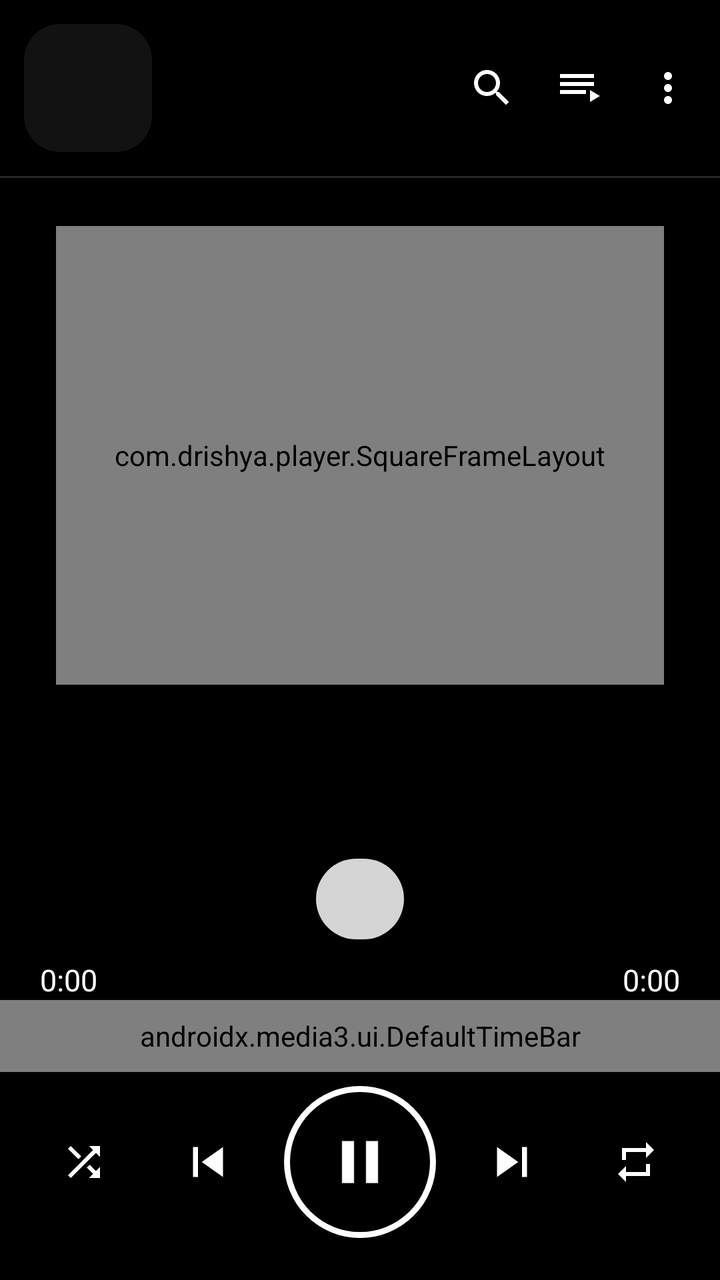
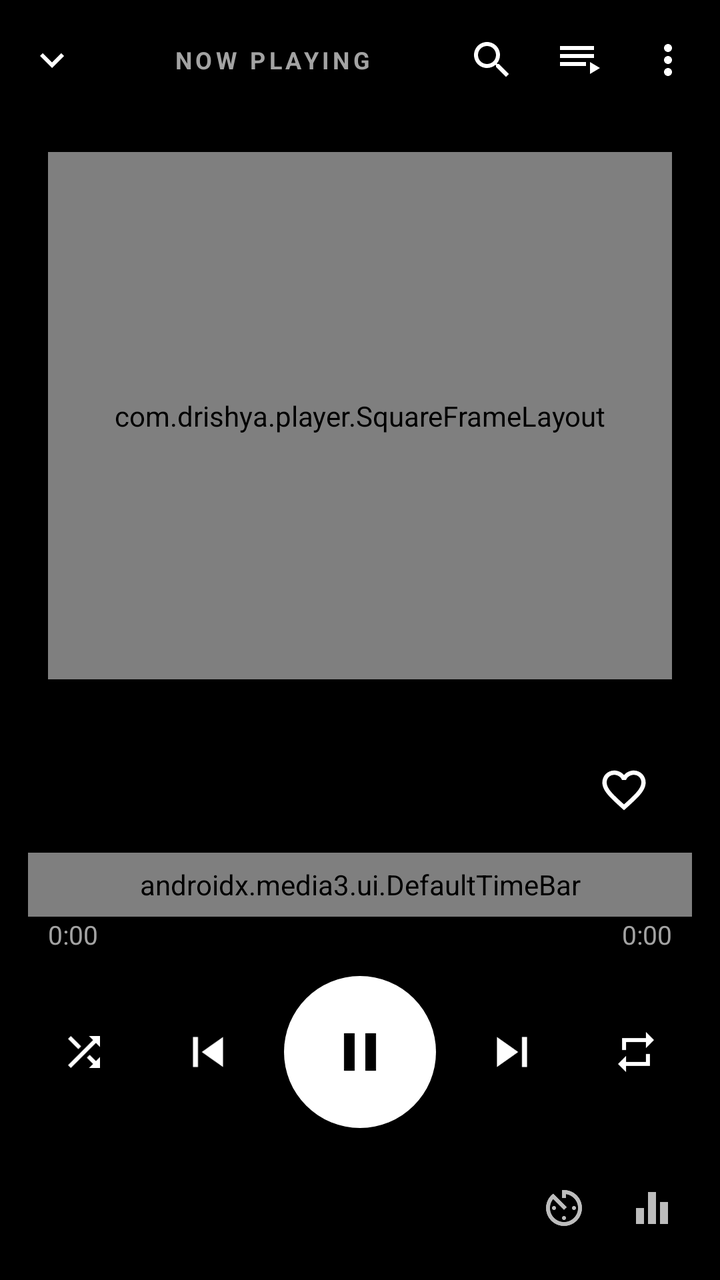

Screens rendered from an Android XML layout before and after an edit, with the pre-edit source and the edit as a unified diff.
<!-- AndroidManifest.xml: activity theme Theme.Flikk.Music -->
<!-- res/layout/activity_music.xml -->
<?xml version="1.0" encoding="utf-8"?>
<FrameLayout xmlns:android="http://schemas.android.com/apk/res/android"
    xmlns:app="http://schemas.android.com/apk/res-auto"
    android:layout_width="match_parent"
    android:layout_height="match_parent"
    android:background="#000000">

    
    <ImageView
        android:id="@+id/bg_art"
        android:layout_width="match_parent"
        android:layout_height="match_parent"
        android:contentDescription="@null"
        android:scaleType="centerCrop" />

    <View
        android:layout_width="match_parent"
        android:layout_height="match_parent"
        android:background="@drawable/music_scrim" />

    <LinearLayout
        android:id="@+id/music_root"
        android:layout_width="match_parent"
        android:layout_height="match_parent"
        android:orientation="vertical">

        
        <LinearLayout
            android:layout_width="match_parent"
            android:layout_height="wrap_content"
            android:background="#40000000"
            android:gravity="center_vertical"
            android:orientation="horizontal"
            android:paddingStart="12dp"
            android:paddingTop="12dp"
            android:paddingEnd="4dp"
            android:paddingBottom="12dp">

            <ImageView
                android:id="@+id/small_art"
                android:layout_width="64dp"
                android:layout_height="64dp"
                android:background="@drawable/bg_thumb"
                android:contentDescription="@null"
                android:scaleType="centerCrop" />

            <LinearLayout
                android:layout_width="0dp"
                android:layout_height="wrap_content"
                android:layout_marginStart="14dp"
                android:layout_weight="1"
                android:orientation="vertical">

                <TextView
                    android:id="@+id/m_title"
                    android:layout_width="match_parent"
                    android:layout_height="wrap_content"
                    android:ellipsize="marquee"
                    android:marqueeRepeatLimit="marquee_forever"
                    android:singleLine="true"
                    android:textColor="#FFFFFF"
                    android:textSize="18sp"
                    android:textStyle="bold" />

                <TextView
                    android:id="@+id/m_artist"
                    android:layout_width="match_parent"
                    android:layout_height="wrap_content"
                    android:layout_marginTop="2dp"
                    android:ellipsize="marquee"
                    android:marqueeRepeatLimit="marquee_forever"
                    android:singleLine="true"
                    android:textColor="#CFCFCF"
                    android:textSize="15sp" />
            </LinearLayout>

            <ImageButton
                android:id="@+id/m_search"
                style="@style/PlayerIcon"
                android:contentDescription="@string/search"
                android:src="@drawable/ic_search" />

            <ImageButton
                android:id="@+id/m_queue_btn"
                style="@style/PlayerIcon"
                android:contentDescription="@string/queue"
                android:src="@drawable/ic_queue" />

            <ImageButton
                android:id="@+id/m_more"
                style="@style/PlayerIcon"
                android:contentDescription="@string/more"
                android:src="@drawable/ic_more" />
        </LinearLayout>

        <View
            android:layout_width="match_parent"
            android:layout_height="1dp"
            android:background="#26FFFFFF" />

        <EditText
            android:id="@+id/m_search_box"
            android:layout_width="match_parent"
            android:layout_height="46dp"
            android:layout_marginHorizontal="16dp"
            android:layout_marginTop="10dp"
            android:background="@drawable/bg_card"
            android:hint="@string/search_songs"
            android:importantForAutofill="no"
            android:inputType="text"
            android:paddingHorizontal="16dp"
            android:textColor="#FFFFFF"
            android:textColorHint="#9A9A9A"
            android:visibility="gone" />

        <FrameLayout
            android:layout_width="match_parent"
            android:layout_height="0dp"
            android:layout_weight="1">

            
            <LinearLayout
                android:id="@+id/cover_box"
                android:layout_width="match_parent"
                android:layout_height="match_parent"
                android:gravity="center_horizontal"
                android:orientation="vertical"
                android:paddingHorizontal="28dp"
                android:paddingTop="24dp"
                android:paddingBottom="12dp">

                <com.drishya.player.SquareFrameLayout
                    android:id="@+id/vinyl_box"
                    android:layout_width="match_parent"
                    android:layout_height="0dp"
                    android:layout_gravity="center_horizontal"
                    android:layout_weight="1">

                    <ImageView
                        android:id="@+id/big_art"
                        android:layout_width="match_parent"
                        android:layout_height="match_parent"
                        android:background="@drawable/bg_art"
                        android:contentDescription="@null"
                        android:elevation="12dp"
                        android:scaleType="centerCrop" />

                    <ImageView
                        android:id="@+id/vinyl_rings"
                        android:layout_width="match_parent"
                        android:layout_height="match_parent"
                        android:contentDescription="@null"
                        android:elevation="12dp"
                        android:src="@drawable/bg_vinyl"
                        android:visibility="gone" />

                    <View
                        android:id="@+id/vinyl_hole"
                        android:layout_width="30dp"
                        android:layout_height="30dp"
                        android:layout_gravity="center"
                        android:background="@drawable/bg_vinyl_hole"
                        android:elevation="13dp"
                        android:visibility="gone" />
                </com.drishya.player.SquareFrameLayout>

                <TextView
                    android:id="@+id/big_title"
                    android:layout_width="match_parent"
                    android:layout_height="wrap_content"
                    android:layout_marginTop="20dp"
                    android:ellipsize="end"
                    android:gravity="center"
                    android:maxLines="2"
                    android:textColor="#FFFFFF"
                    android:textSize="22sp"
                    android:textStyle="bold" />

                <TextView
                    android:id="@+id/big_artist"
                    android:layout_width="match_parent"
                    android:layout_height="wrap_content"
                    android:layout_marginTop="4dp"
                    android:ellipsize="end"
                    android:gravity="center"
                    android:maxLines="1"
                    android:textColor="#CFCFCF"
                    android:textSize="16sp" />
            </LinearLayout>

            
            <androidx.recyclerview.widget.RecyclerView
                android:id="@+id/m_list"
                android:layout_width="match_parent"
                android:layout_height="match_parent"
                android:clipToPadding="false"
                android:paddingVertical="6dp"
                android:visibility="gone" />
        </FrameLayout>

        <TextView
            android:id="@+id/m_pill"
            android:layout_width="wrap_content"
            android:layout_height="wrap_content"
            android:layout_gravity="center_horizontal"
            android:layout_marginBottom="10dp"
            android:layout_marginHorizontal="16dp"
            android:background="@drawable/bg_music_pill"
            android:ellipsize="end"
            android:maxLines="1"
            android:paddingHorizontal="22dp"
            android:paddingVertical="10dp"
            android:textColor="#555555"
            android:textSize="15sp" />

        <LinearLayout
            android:layout_width="match_parent"
            android:layout_height="wrap_content"
            android:orientation="horizontal"
            android:paddingHorizontal="20dp">

            <TextView
                android:id="@+id/m_pos"
                android:layout_width="0dp"
                android:layout_height="wrap_content"
                android:layout_weight="1"
                android:text="0:00"
                android:textColor="#FFFFFF"
                android:textSize="15sp" />

            <TextView
                android:id="@+id/m_dur"
                android:layout_width="wrap_content"
                android:layout_height="wrap_content"
                android:text="0:00"
                android:textColor="#FFFFFF"
                android:textSize="15sp" />
        </LinearLayout>

        <androidx.media3.ui.DefaultTimeBar
            android:id="@+id/m_timebar"
            android:layout_width="match_parent"
            android:layout_height="36dp"
            app:bar_height="4dp"
            app:buffered_color="#55FFFFFF"
            app:played_color="#FFFFFF"
            app:scrubber_color="#FFFFFF"
            app:scrubber_enabled_size="18dp"
            app:unplayed_color="#33FFFFFF" />

        <LinearLayout
            android:layout_width="match_parent"
            android:layout_height="104dp"
            android:gravity="center_vertical"
            android:orientation="horizontal"
            android:paddingHorizontal="8dp"
            android:paddingBottom="14dp">

            <Space
                android:layout_width="0dp"
                android:layout_height="1dp"
                android:layout_weight="1" />

            <ImageButton
                android:id="@+id/m_shuffle"
                android:layout_width="48dp"
                android:layout_height="48dp"
                android:background="?attr/selectableItemBackgroundBorderless"
                android:contentDescription="@string/mode_shuffle"
                android:padding="12dp"
                android:scaleType="fitCenter"
                android:src="@drawable/ic_shuffle"
                android:tint="#FFFFFF" />

            <Space
                android:layout_width="0dp"
                android:layout_height="1dp"
                android:layout_weight="1" />

            <ImageButton
                android:id="@+id/m_prev"
                android:layout_width="56dp"
                android:layout_height="56dp"
                android:background="?attr/selectableItemBackgroundBorderless"
                android:contentDescription="@string/previous"
                android:padding="13dp"
                android:scaleType="fitCenter"
                android:src="@drawable/ic_skip_prev"
                android:tint="#FFFFFF" />

            <Space
                android:layout_width="0dp"
                android:layout_height="1dp"
                android:layout_weight="1" />

            <ImageButton
                android:id="@+id/m_play"
                android:layout_width="76dp"
                android:layout_height="76dp"
                android:background="@drawable/bg_ring"
                android:contentDescription="@string/play_pause"
                android:padding="20dp"
                android:scaleType="fitCenter"
                android:src="@drawable/ic_pause"
                android:tint="#FFFFFF" />

            <Space
                android:layout_width="0dp"
                android:layout_height="1dp"
                android:layout_weight="1" />

            <ImageButton
                android:id="@+id/m_next"
                android:layout_width="56dp"
                android:layout_height="56dp"
                android:background="?attr/selectableItemBackgroundBorderless"
                android:contentDescription="@string/next"
                android:padding="13dp"
                android:scaleType="fitCenter"
                android:src="@drawable/ic_skip_next"
                android:tint="#FFFFFF" />

            <Space
                android:layout_width="0dp"
                android:layout_height="1dp"
                android:layout_weight="1" />

            <ImageButton
                android:id="@+id/m_repeat"
                android:layout_width="48dp"
                android:layout_height="48dp"
                android:background="?attr/selectableItemBackgroundBorderless"
                android:contentDescription="@string/mode_all"
                android:padding="12dp"
                android:scaleType="fitCenter"
                android:src="@drawable/ic_repeat"
                android:tint="#FFFFFF" />

            <Space
                android:layout_width="0dp"
                android:layout_height="1dp"
                android:layout_weight="1" />

        </LinearLayout>
    </LinearLayout>
</FrameLayout>
<!-- resources referenced by this layout -->
<resources>
  <!-- drawable bg_art (drawable) -->
  <?xml version="1.0" encoding="utf-8"?>
  <shape xmlns:android="http://schemas.android.com/apk/res/android">
      <solid android:color="#1F1F1F" />
      <corners android:radius="16dp" />
  </shape>
  <!-- drawable bg_music_pill (drawable) -->
  <?xml version="1.0" encoding="utf-8"?>
  <shape xmlns:android="http://schemas.android.com/apk/res/android">
      <solid android:color="#E6EDEDED" />
      <corners android:radius="28dp" />
  </shape>
  <!-- drawable bg_ring (drawable) -->
  <?xml version="1.0" encoding="utf-8"?>
  <shape xmlns:android="http://schemas.android.com/apk/res/android" android:shape="oval">
      <stroke android:width="3dp" android:color="#FFFFFF" />
  </shape>
  <!-- drawable bg_thumb (drawable) -->
  <?xml version="1.0" encoding="utf-8"?>
  <shape xmlns:android="http://schemas.android.com/apk/res/android">
      <solid android:color="#121212" />
      <corners android:radius="18dp" />
  </shape>
  <!-- drawable bg_vinyl_hole (drawable) -->
  <?xml version="1.0" encoding="utf-8"?>
  <shape xmlns:android="http://schemas.android.com/apk/res/android" android:shape="oval">
      <solid android:color="#000000" />
      <stroke android:width="3dp" android:color="#FFFFFF" />
  </shape>
  <!-- drawable music_scrim (drawable) -->
  <?xml version="1.0" encoding="utf-8"?>
  <shape xmlns:android="http://schemas.android.com/apk/res/android">
      <gradient android:angle="270" android:startColor="#99000000" android:centerColor="#66000000" android:endColor="#E6000000" />
  </shape>
  <string name="mode_all">Repeat all</string>
  <string name="mode_shuffle">Shuffle</string>
  <string name="more">More</string>
  <string name="next">Next</string>
  <string name="play_pause">Play / Pause</string>
  <string name="previous">Previous</string>
  <string name="queue">Queue</string>
  <string name="search">Search</string>
  <string name="search_songs">Search songs…</string>
  <style name="Theme.Flikk.Music">
          <item name="android:windowBackground">@android:color/black</item>
          <item name="android:statusBarColor">#000000</item>
          <item name="android:navigationBarColor">#000000</item>
      </style>
  <!-- unchanged entries left out for length: 11 -->
</resources>

<!-- the commit's change to res/layout/activity_music.xml (unified diff, before → after) -->
@@ -28,28 +28,42 @@
         <LinearLayout
             android:layout_width="match_parent"
             android:layout_height="wrap_content"
-            android:background="#40000000"
             android:gravity="center_vertical"
             android:orientation="horizontal"
-            android:paddingStart="12dp"
-            android:paddingTop="12dp"
+            android:paddingStart="4dp"
+            android:paddingTop="8dp"
             android:paddingEnd="4dp"
-            android:paddingBottom="12dp">
+            android:paddingBottom="4dp">
+
+            <ImageButton
+                android:id="@+id/m_close"
+                style="@style/PlayerIcon"
+                android:contentDescription="@string/close"
+                android:src="@drawable/ic_chevron_down" />
+
+            <TextView
+                android:layout_width="0dp"
+                android:layout_height="wrap_content"
+                android:layout_weight="1"
+                android:gravity="center"
+                android:letterSpacing="0.15"
+                android:text="@string/now_playing_caps"
+                android:textColor="#A3A3A3"
+                android:textSize="12sp"
+                android:textStyle="bold" />
 
             <ImageView
                 android:id="@+id/small_art"
-                android:layout_width="64dp"
-                android:layout_height="64dp"
-                android:background="@drawable/bg_thumb"
+                android:layout_width="1dp"
+                android:layout_height="1dp"
                 android:contentDescription="@null"
-                android:scaleType="centerCrop" />
+                android:visibility="gone" />
 
             <LinearLayout
                 android:layout_width="0dp"
                 android:layout_height="wrap_content"
-                android:layout_marginStart="14dp"
-                android:layout_weight="1"
-                android:orientation="vertical">
+                android:orientation="vertical"
+                android:visibility="gone">
 
                 <TextView
                     android:id="@+id/m_title"
@@ -93,11 +107,6 @@
                 android:src="@drawable/ic_more" />
         </LinearLayout>
 
-        <View
-            android:layout_width="match_parent"
-            android:layout_height="1dp"
-            android:background="#26FFFFFF" />
-
         <EditText
             android:id="@+id/m_search_box"
             android:layout_width="match_parent"
@@ -125,9 +134,9 @@
                 android:layout_height="match_parent"
                 android:gravity="center_horizontal"
                 android:orientation="vertical"
-                android:paddingHorizontal="28dp"
-                android:paddingTop="24dp"
-                android:paddingBottom="12dp">
+                android:paddingHorizontal="24dp"
+                android:paddingTop="20dp"
+                android:paddingBottom="4dp">
 
                 <com.drishya.player.SquareFrameLayout
                     android:id="@+id/vinyl_box"
@@ -164,28 +173,52 @@
                         android:visibility="gone" />
                 </com.drishya.player.SquareFrameLayout>
 
-                <TextView
-                    android:id="@+id/big_title"
+                <LinearLayout
                     android:layout_width="match_parent"
                     android:layout_height="wrap_content"
-                    android:layout_marginTop="20dp"
-                    android:ellipsize="end"
-                    android:gravity="center"
-                    android:maxLines="2"
-                    android:textColor="#FFFFFF"
-                    android:textSize="22sp"
-                    android:textStyle="bold" />
-
-                <TextView
-                    android:id="@+id/big_artist"
-                    android:layout_width="match_parent"
-                    android:layout_height="wrap_content"
-                    android:layout_marginTop="4dp"
-                    android:ellipsize="end"
-                    android:gravity="center"
-                    android:maxLines="1"
-                    android:textColor="#CFCFCF"
-                    android:textSize="16sp" />
+                    android:layout_marginTop="28dp"
+                    android:gravity="center_vertical"
+                    android:orientation="horizontal">
+
+                    <LinearLayout
+                        android:layout_width="0dp"
+                        android:layout_height="wrap_content"
+                        android:layout_weight="1"
+                        android:orientation="vertical">
+
+                        <TextView
+                            android:id="@+id/big_title"
+                            android:layout_width="match_parent"
+                            android:layout_height="wrap_content"
+                            android:ellipsize="marquee"
+                            android:marqueeRepeatLimit="marquee_forever"
+                            android:singleLine="true"
+                            android:textColor="#FFFFFF"
+                            android:textSize="24sp"
+                            android:textStyle="bold" />
+
+                        <TextView
+                            android:id="@+id/big_artist"
+                            android:layout_width="match_parent"
+                            android:layout_height="wrap_content"
+                            android:layout_marginTop="2dp"
+                            android:ellipsize="end"
+                            android:maxLines="1"
+                            android:textColor="#A3A3A3"
+                            android:textSize="15sp" />
+                    </LinearLayout>
+
+                    <ImageButton
+                        android:id="@+id/m_fav"
+                        android:layout_width="48dp"
+                        android:layout_height="48dp"
+                        android:background="?attr/selectableItemBackgroundBorderless"
+                        android:contentDescription="@string/favourites"
+                        android:padding="11dp"
+                        android:scaleType="fitCenter"
+                        android:src="@drawable/ic_favorite_border"
+                        android:tint="#FFFFFF" />
+                </LinearLayout>
             </LinearLayout>
 
             
@@ -198,26 +231,23 @@
                 android:visibility="gone" />
         </FrameLayout>
 
-        <TextView
-            android:id="@+id/m_pill"
-            android:layout_width="wrap_content"
-            android:layout_height="wrap_content"
-            android:layout_gravity="center_horizontal"
-            android:layout_marginBottom="10dp"
-            android:layout_marginHorizontal="16dp"
-            android:background="@drawable/bg_music_pill"
-            android:ellipsize="end"
-            android:maxLines="1"
-            android:paddingHorizontal="22dp"
-            android:paddingVertical="10dp"
-            android:textColor="#555555"
-            android:textSize="15sp" />
+        <androidx.media3.ui.DefaultTimeBar
+            android:id="@+id/m_timebar"
+            android:layout_width="match_parent"
+            android:layout_height="32dp"
+            android:layout_marginHorizontal="14dp"
+            app:bar_height="4dp"
+            app:buffered_color="#40FFFFFF"
+            app:played_color="#FFFFFF"
+            app:scrubber_color="#FFFFFF"
+            app:scrubber_enabled_size="16dp"
+            app:unplayed_color="#2EFFFFFF" />
 
         <LinearLayout
             android:layout_width="match_parent"
             android:layout_height="wrap_content"
             android:orientation="horizontal"
-            android:paddingHorizontal="20dp">
+            android:paddingHorizontal="24dp">
 
             <TextView
                 android:id="@+id/m_pos"
@@ -225,36 +255,24 @@
                 android:layout_height="wrap_content"
                 android:layout_weight="1"
                 android:text="0:00"
-                android:textColor="#FFFFFF"
-                android:textSize="15sp" />
+                android:textColor="#A3A3A3"
+                android:textSize="13sp" />
 
             <TextView
                 android:id="@+id/m_dur"
                 android:layout_width="wrap_content"
                 android:layout_height="wrap_content"
                 android:text="0:00"
-                android:textColor="#FFFFFF"
-                android:textSize="15sp" />
+                android:textColor="#A3A3A3"
+                android:textSize="13sp" />
         </LinearLayout>
 
-        <androidx.media3.ui.DefaultTimeBar
-            android:id="@+id/m_timebar"
-            android:layout_width="match_parent"
-            android:layout_height="36dp"
-            app:bar_height="4dp"
-            app:buffered_color="#55FFFFFF"
-            app:played_color="#FFFFFF"
-            app:scrubber_color="#FFFFFF"
-            app:scrubber_enabled_size="18dp"
-            app:unplayed_color="#33FFFFFF" />
-
         <LinearLayout
             android:layout_width="match_parent"
-            android:layout_height="104dp"
+            android:layout_height="100dp"
             android:gravity="center_vertical"
             android:orientation="horizontal"
-            android:paddingHorizontal="8dp"
-            android:paddingBottom="14dp">
+            android:paddingHorizontal="8dp">
 
             <Space
                 android:layout_width="0dp"
@@ -297,12 +315,13 @@
                 android:id="@+id/m_play"
                 android:layout_width="76dp"
                 android:layout_height="76dp"
-                android:background="@drawable/bg_ring"
+                android:background="@drawable/bg_play_white"
                 android:contentDescription="@string/play_pause"
-                android:padding="20dp"
+                android:elevation="6dp"
+                android:padding="22dp"
                 android:scaleType="fitCenter"
                 android:src="@drawable/ic_pause"
-                android:tint="#FFFFFF" />
+                android:tint="#000000" />
 
             <Space
                 android:layout_width="0dp"
@@ -342,5 +361,40 @@
                 android:layout_weight="1" />
 
         </LinearLayout>
+
+        
+        <LinearLayout
+            android:layout_width="match_parent"
+            android:layout_height="56dp"
+            android:layout_marginBottom="8dp"
+            android:gravity="center_vertical"
+            android:orientation="horizontal"
+            android:paddingStart="24dp"
+            android:paddingEnd="12dp">
+
+            <TextView
+                android:id="@+id/m_pill"
+                android:layout_width="0dp"
+                android:layout_height="wrap_content"
+                android:layout_weight="1"
+                android:ellipsize="end"
+                android:maxLines="1"
+                android:textColor="#8A8A8A"
+                android:textSize="13sp" />
+
+            <ImageButton
+                android:id="@+id/m_sleep"
+                style="@style/PlayerIcon"
+                android:contentDescription="@string/sleep_timer"
+                android:src="@drawable/ic_timer"
+                android:tint="#BDBDBD" />
+
+            <ImageButton
+                android:id="@+id/m_eq"
+                style="@style/PlayerIcon"
+                android:contentDescription="@string/equalizer"
+                android:src="@drawable/ic_equalizer"
+                android:tint="#BDBDBD" />
+        </LinearLayout>
     </LinearLayout>
 </FrameLayout>
<!-- resource entries referenced after the edit -->
@@ -6,43 +6,52 @@
       <solid android:color="#1F1F1F" />
       <corners android:radius="16dp" />
   </shape>
-  <!-- drawable bg_music_pill (drawable) -->
+  <!-- drawable bg_play_white (drawable) -->
   <?xml version="1.0" encoding="utf-8"?>
-  <shape xmlns:android="http://schemas.android.com/apk/res/android">
-      <solid android:color="#E6EDEDED" />
-      <corners android:radius="28dp" />
-  </shape>
-  <!-- drawable bg_ring (drawable) -->
-  <?xml version="1.0" encoding="utf-8"?>
-  <shape xmlns:android="http://schemas.android.com/apk/res/android" android:shape="oval">
-      <stroke android:width="3dp" android:color="#FFFFFF" />
-  </shape>
-  <!-- drawable bg_thumb (drawable) -->
-  <?xml version="1.0" encoding="utf-8"?>
-  <shape xmlns:android="http://schemas.android.com/apk/res/android">
-      <solid android:color="#121212" />
-      <corners android:radius="18dp" />
-  </shape>
+  <ripple xmlns:android="http://schemas.android.com/apk/res/android" android:color="#33000000">
+      <item><shape android:shape="oval"><solid android:color="#FFFFFF" /></shape></item>
+  </ripple>
   <!-- drawable bg_vinyl_hole (drawable) -->
   <?xml version="1.0" encoding="utf-8"?>
   <shape xmlns:android="http://schemas.android.com/apk/res/android" android:shape="oval">
       <solid android:color="#000000" />
       <stroke android:width="3dp" android:color="#FFFFFF" />
   </shape>
+  <!-- drawable ic_chevron_down (drawable) -->
+  <vector xmlns:android="http://schemas.android.com/apk/res/android" android:width="24dp" android:height="24dp" android:viewportWidth="24" android:viewportHeight="24">
+      <path android:fillColor="#FFFFFF" android:pathData="M7.41,8.59L12,13.17l4.59,-4.58L18,10l-6,6 -6,-6 1.41,-1.41z" />
+  </vector>
+  <!-- drawable ic_equalizer (drawable) -->
+  <vector xmlns:android="http://schemas.android.com/apk/res/android" android:width="24dp" android:height="24dp" android:viewportWidth="24" android:viewportHeight="24">
+      <path android:fillColor="#FFFFFF" android:pathData="M10,20h4V4h-4v16zM4,20h4v-8H4v8zM16,9v11h4V9h-4z" />
+  </vector>
+  <!-- drawable ic_favorite_border (drawable) -->
+  <vector xmlns:android="http://schemas.android.com/apk/res/android" android:width="24dp" android:height="24dp" android:viewportWidth="24" android:viewportHeight="24">
+      <path android:fillColor="#FFFFFF" android:pathData="M16.5,3c-1.74,0 -3.41,0.81 -4.5,2.09C10.91,3.81 9.24,3 7.5,3 4.42,3 2,5.42 2,8.5c0,3.78 3.4,6.86 8.55,11.54L12,21.35l1.45,-1.32C18.6,15.36 22,12.28 22,8.5 22,5.42 19.58,3 16.5,3zM12.1,18.55l-0.1,0.1 -0.1,-0.1C7.14,14.24 4,11.39 4,8.5 4,6.5 5.5,5 7.5,5c1.54,0 3.04,0.99 3.57,2.36h1.87C13.46,5.99 14.96,5 16.5,5c2,0 3.5,1.5 3.5,3.5 0,2.89 -3.14,5.74 -7.9,10.05z" />
+  </vector>
+  <!-- drawable ic_timer (drawable) -->
+  <vector xmlns:android="http://schemas.android.com/apk/res/android" android:width="24dp" android:height="24dp" android:viewportWidth="24" android:viewportHeight="24">
+      <path android:fillColor="#FFFFFF" android:pathData="M11,17c0,0.55 0.45,1 1,1s1,-0.45 1,-1 -0.45,-1 -1,-1 -1,0.45 -1,1zM11,3v4h2V5.08c3.39,0.49 6,3.39 6,6.92 0,3.87 -3.13,7 -7,7s-7,-3.13 -7,-7c0,-1.68 0.59,-3.22 1.58,-4.42L12,13l1.41,-1.41 -6.8,-6.8v0.02C4.42,6.45 3,9.05 3,12c0,4.97 4.02,9 9,9 4.97,0 9,-4.03 9,-9s-4.03,-9 -9,-9h-1zM18,12c0,-0.55 -0.45,-1 -1,-1s-1,0.45 -1,1 0.45,1 1,1 1,-0.45 1,-1zM6,12c0,0.55 0.45,1 1,1s1,-0.45 1,-1 -0.45,-1 -1,-1 -1,0.45 -1,1z" />
+  </vector>
   <!-- drawable music_scrim (drawable) -->
   <?xml version="1.0" encoding="utf-8"?>
   <shape xmlns:android="http://schemas.android.com/apk/res/android">
       <gradient android:angle="270" android:startColor="#99000000" android:centerColor="#66000000" android:endColor="#E6000000" />
   </shape>
+  <string name="close">Close</string>
+  <string name="equalizer">Equalizer</string>
+  <string name="favourites">Favourites</string>
   <string name="mode_all">Repeat all</string>
   <string name="mode_shuffle">Shuffle</string>
   <string name="more">More</string>
   <string name="next">Next</string>
+  <string name="now_playing_caps">NOW PLAYING</string>
   <string name="play_pause">Play / Pause</string>
   <string name="previous">Previous</string>
   <string name="queue">Queue</string>
   <string name="search">Search</string>
   <string name="search_songs">Search songs…</string>
+  <string name="sleep_timer">Sleep timer</string>
   <style name="Theme.Flikk.Music">
           <item name="android:windowBackground">@android:color/black</item>
           <item name="android:statusBarColor">#000000</item>
